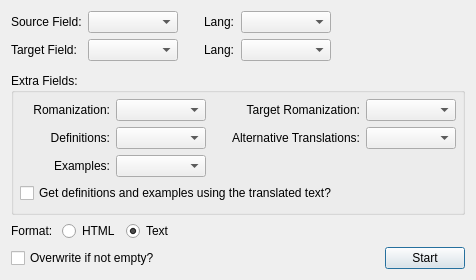
Qt form form.ui (kelciour/google-translate) before a commit.
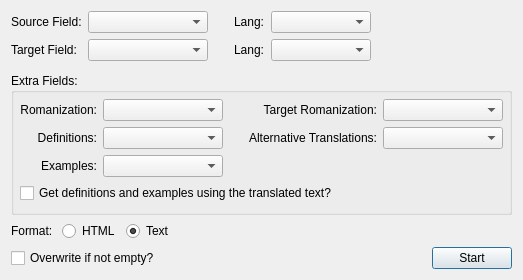
The same form after that commit.

Commit message: Increase width of fields a little bit

Patch:
```diff
--- a/form.ui
+++ b/form.ui
@@ -6,7 +6,7 @@
    <rect>
     <x>0</x>
     <y>0</y>
-    <width>476</width>
+    <width>504</width>
     <height>265</height>
    </rect>
   </property>
@@ -32,7 +32,7 @@
       <widget class="QComboBox" name="sourceLang">
        <property name="minimumSize">
         <size>
-         <width>90</width>
+         <width>100</width>
          <height>0</height>
         </size>
        </property>
@@ -83,7 +83,7 @@
       <widget class="QComboBox" name="sourceField">
        <property name="minimumSize">
         <size>
-         <width>90</width>
+         <width>120</width>
          <height>0</height>
         </size>
        </property>
@@ -208,7 +208,7 @@
          <widget class="QComboBox" name="rmField">
           <property name="minimumSize">
            <size>
-            <width>90</width>
+            <width>120</width>
             <height>0</height>
            </size>
           </property>
@@ -231,7 +231,7 @@
          <widget class="QComboBox" name="rmTargetField">
           <property name="minimumSize">
            <size>
-            <width>90</width>
+            <width>120</width>
             <height>0</height>
            </size>
           </property>
```
